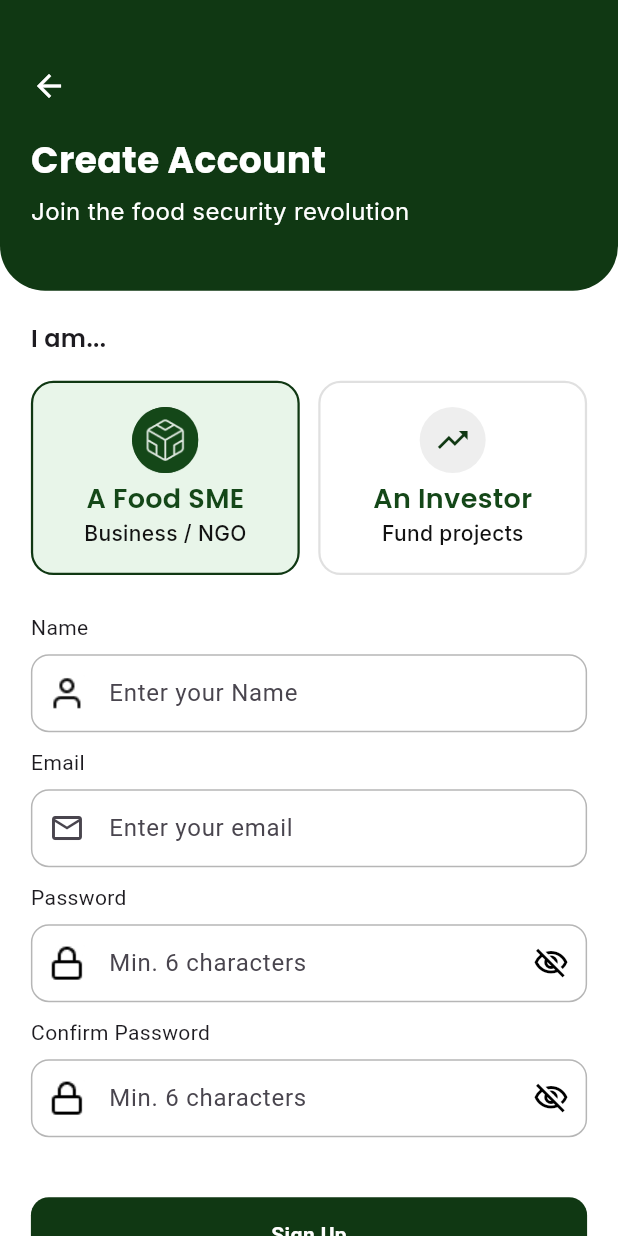
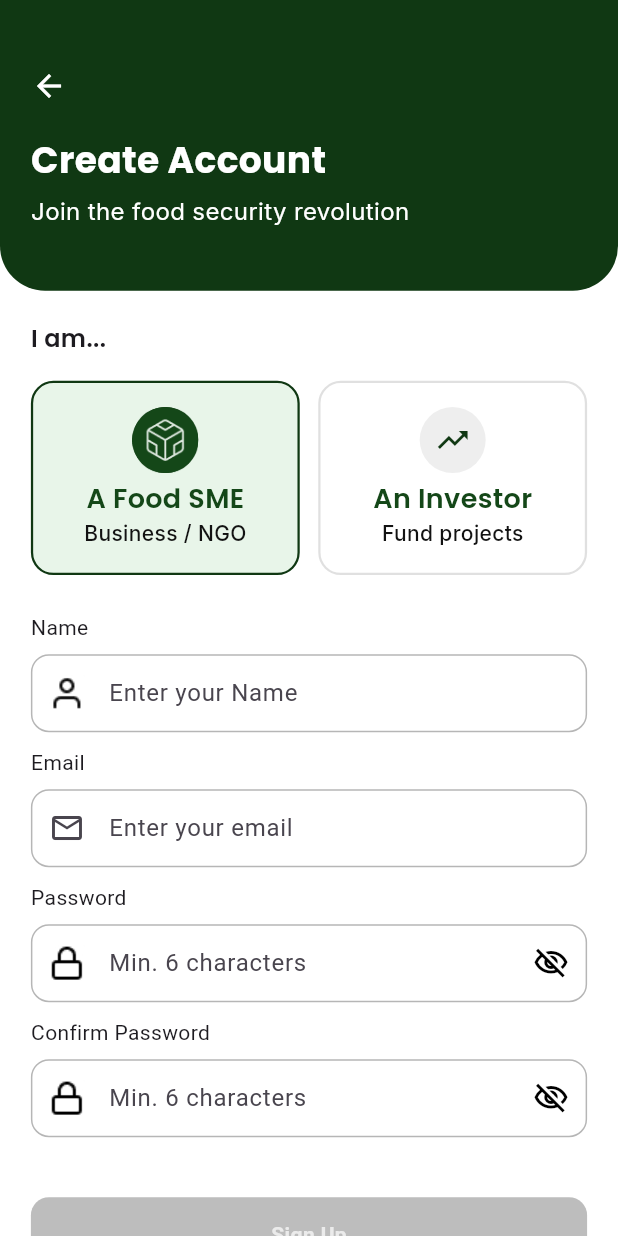
Before and after one commit to fedavest/Fedavest-Platform, a Flutter app: the SignupScreen screen opened by its route, on a phone screen of 412 x 824 dp. Run offline on Flutter 3.47's test engine with Material 3 defaults, Android fonts, the phone set to English and light mode, and no system bars; our stand-ins replace bloc, envied, equatable, flutter_bloc, google_fonts, shared_preferences; accounts and stored records are empty; generated files the repository leaves out were written again.

Commit message:
validated app button

```diff
--- a/mobile/feda_vest_group_project/lib/global_widgets/app_button.dart
+++ b/mobile/feda_vest_group_project/lib/global_widgets/app_button.dart
@@ -1,6 +1,5 @@
 import 'package:flutter/material.dart';
 import 'package:feda_vest_group_project/constants/app_colors.dart';
-
 class AppButton extends StatefulWidget {
   const AppButton({
     super.key,
@@ -10,7 +9,9 @@ class AppButton extends StatefulWidget {
     this.onTap,
     this.isAi = false,
     this.suffixIcon,
-    this.height = 50, this.child,
+    this.height = 50,
+    this.child,
+    this.isEnabled = true, // 👈 NEW
   });
 
   final String? text;
@@ -21,6 +22,7 @@ class AppButton extends StatefulWidget {
   final bool isAi;
   final VoidCallback? onTap;
   final double height;
+  final bool isEnabled; // 👈 NEW
 
   @override
   State<AppButton> createState() => _AppButtonState();
@@ -29,21 +31,26 @@ class AppButton extends StatefulWidget {
 class _AppButtonState extends State<AppButton> {
   @override
   Widget build(BuildContext context) {
+    final isDisabled = !widget.isEnabled;
+
     return GestureDetector(
-      onTap: widget.onTap,
+      onTap: isDisabled ? null : widget.onTap, // 👈 disable tap
       child: Container(
         height: widget.height,
         width: double.infinity,
         decoration: BoxDecoration(
-       color:
-        AppColors.primaryColor,
-
+          color: isDisabled
+              ? Colors.grey.shade400 // 👈 grey when disabled
+              : AppColors.primaryColor,
           borderRadius: BorderRadius.circular(12),
         ),
         alignment: Alignment.center,
+        child: Opacity(
+          opacity: isDisabled ? 0.7 : 1, // 👈 subtle UX improvement
           child: Padding(
             padding: const EdgeInsets.symmetric(horizontal: 16),
-          child: widget.child??Row(
+            child: widget.child ??
+                Row(
                   mainAxisAlignment: MainAxisAlignment.center,
                   children: [
                     if (widget.isAi) ...[
@@ -53,17 +60,17 @@ class _AppButtonState extends State<AppButton> {
                         color: Colors.white,
                       ),
                     ],
-               SizedBox(width: 5),
+                    const SizedBox(width: 5),
                     Text(
                       widget.text ?? "Create Account",
-                style:  TextStyle(
+                      style: TextStyle(
                         fontSize: 16,
                         color: Colors.white,
-                  fontWeight: widget.showIcon ? FontWeight.w500 : FontWeight.w600,
-
+                        fontWeight: widget.showIcon
+                            ? FontWeight.w500
+                            : FontWeight.w600,
                       ),
                     ),
-
                     if (widget.showIcon) ...[
                       const SizedBox(width: 8),
                       Icon(
@@ -75,6 +82,7 @@ class _AppButtonState extends State<AppButton> {
                 ),
           ),
         ),
+      ),
     );
   }
 }
--- a/mobile/feda_vest_group_project/lib/pages/auth/signup.dart
+++ b/mobile/feda_vest_group_project/lib/pages/auth/signup.dart
@@ -242,7 +242,10 @@ class _SignupScreenState extends State<SignupScreen> {
                         width: double.infinity,
                         height: 50,
                         child: AppButton(
-                          onTap:(){
+                           isEnabled: isValidated,
+                          onTap:
+                          (){
+
 Navigator.pushReplacementNamed(context, RouteName.bottomNav);
                           } ,
                           // onTap: isValidated
@@ -253,7 +256,9 @@ Navigator.pushReplacementNamed(context, RouteName.bottomNav);
 
                           //       }
                           //     : null,
-                          child:Text("Sign Up", style: TextStyle(color: Colors.white, fontWeight: FontWeight.w600),),
+                          child:Text("Sign Up", style: TextStyle(color:
+
+                           Colors.white, fontWeight: FontWeight.w600),),
                         ),
                       ),
                       const SizedBox(height: 15),
```
Lines whose indentation alone changed are shown as unchanged.
